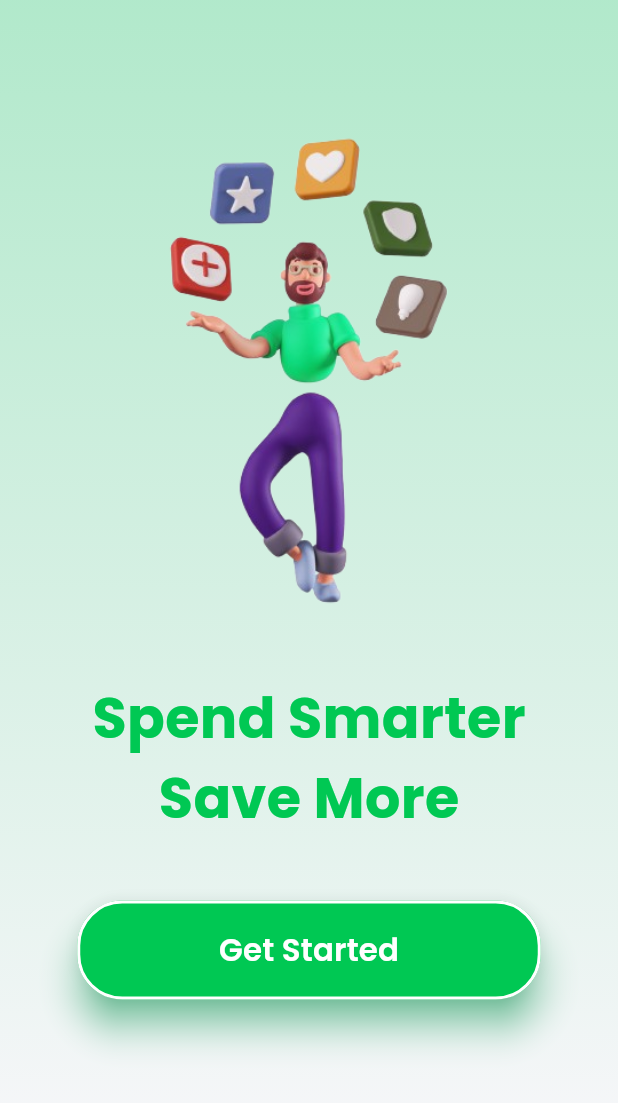
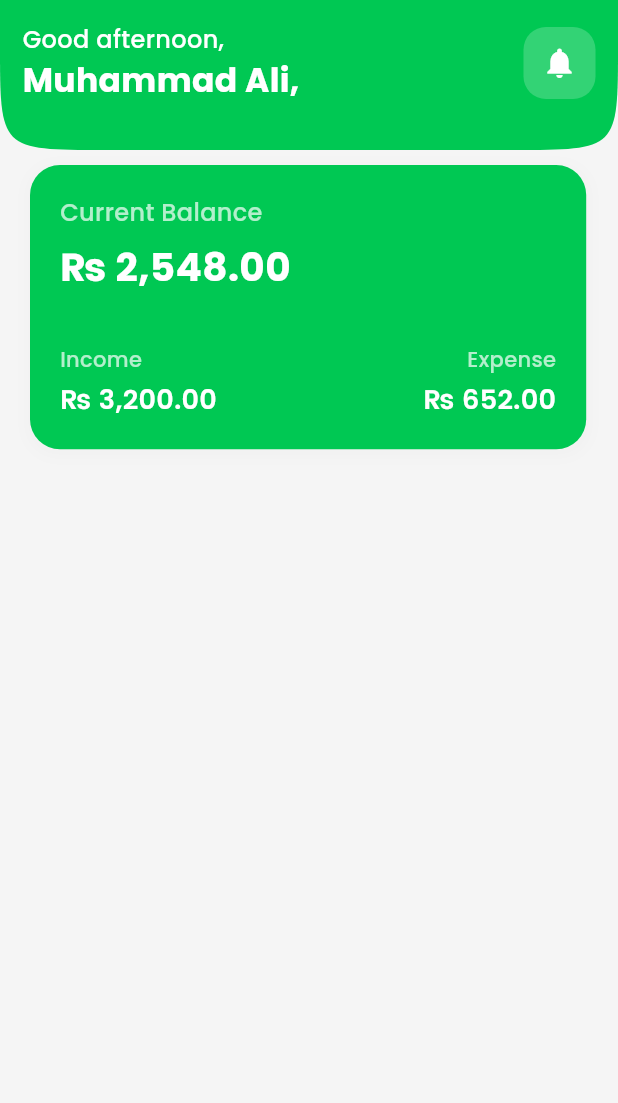
Before and after one commit to alizahid04/BudgetMate, a Flutter app: the screen it shows after launch, on a phone screen of 412 x 824 dp. Shown: the top 1103 px of the screen. Run offline on Flutter 3.47's test engine with Material 3 defaults, Android fonts, the phone set to English and light mode, and no system bars; our stand-ins replace google_fonts.

```diff
--- /dev/null
+++ b/lib/Screens/home_screen.dart
@@ -0,0 +1,194 @@
+import 'package:flutter/material.dart';
+import 'package:google_fonts/google_fonts.dart';
+
+class HomePage extends StatefulWidget {
+  const HomePage({super.key});
+
+  @override
+  State<HomePage> createState() => _HomePageState();
+}
+
+class _HomePageState extends State<HomePage> {
+  @override
+  Widget build(BuildContext context) {
+    return Scaffold(
+      backgroundColor: const Color(0xFFF5F5F5),
+      appBar: AppBar(
+        backgroundColor: Color(0xFF00C853),
+        elevation: 0,
+        toolbarHeight: 100,
+        shape: ContinuousRectangleBorder(
+          borderRadius: BorderRadius.vertical(bottom: Radius.circular(70)),
+        ),
+        flexibleSpace: SafeArea(
+          child: Padding(
+            padding: const EdgeInsets.all(15.0),
+            child: Row(
+              mainAxisAlignment: MainAxisAlignment.spaceBetween,
+              children: [
+                Column(
+                  mainAxisSize: MainAxisSize.min,
+                  crossAxisAlignment: CrossAxisAlignment.start,
+                  children: [
+                    Text(
+                      "Good afternoon,",
+                      style: GoogleFonts.poppins(
+                        color: Colors.white,
+                        fontSize: 16,
+                        fontWeight: FontWeight.w500,
+                      ),
+                    ),
+                    Text(
+                      "Muhammad Ali,",
+                      style: GoogleFonts.poppins(
+                        color: Colors.white,
+                        fontSize: 22,
+                        fontWeight: FontWeight.w700,
+                      ),
+                    ),
+                  ],
+                ),
+                Container(
+                  decoration: BoxDecoration(
+                    color: Colors.white.withOpacity(0.2),
+                    borderRadius: BorderRadius.circular(15),
+                  ),
+                  child: IconButton(
+                    onPressed: () {},
+                    icon: Icon(Icons.notifications),
+                    color: Colors.white,
+                  ),
+                ),
+              ],
+            ),
+          ),
+        ),
+      ),
+      body: Container(
+        padding: EdgeInsets.symmetric(horizontal: 20),
+        child: Column(
+          mainAxisSize: MainAxisSize.min,
+          children: [
+            SizedBox(height: 10,),
+            homeCard(),
+          ],
+        ),
+      ),
+    );
+  }
+}
+
+class homeCard extends StatefulWidget {
+  const homeCard({super.key});
+
+  @override
+  State<homeCard> createState() => _homeCardState();
+}
+
+class _homeCardState extends State<homeCard> {
+  @override
+  Widget build(BuildContext context) {
+    final screenWidth = MediaQuery.of(context).size.width;
+    final screenHeight = MediaQuery.of(context).size.height;
+    return Container(
+      width: screenWidth * 0.9,
+      height: screenHeight * 0.23,
+      padding: const EdgeInsets.all(20),
+      decoration: BoxDecoration(
+        color: const Color(0xFF00C853), // Green shade
+        borderRadius: BorderRadius.circular(20),
+        boxShadow: [
+          BoxShadow(
+            color: Colors.grey.withOpacity(0.05),
+            blurRadius: 8,
+            spreadRadius: 2,
+            offset: const Offset(0, 2),
+          ),
+        ],
+      ),
+      child: Column(
+        crossAxisAlignment: CrossAxisAlignment.start,
+        mainAxisAlignment: MainAxisAlignment.spaceBetween,
+        children: [
+          // Balance Label
+          Column(
+            crossAxisAlignment: CrossAxisAlignment.start,
+            children: [
+              Text(
+                "Current Balance",
+                style: GoogleFonts.poppins(
+                  color: Colors.white70,
+                  fontSize: 16,
+                  fontWeight: FontWeight.w500,
+                ),
+              ),
+              const SizedBox(height: 6),
+              Text(
+                "₨ 2,548.00",
+                style: GoogleFonts.poppins(
+                  color: Colors.white,
+                  fontSize: 26,
+                  fontWeight: FontWeight.bold,
+                ),
+              ),
+            ],
+          ),
+
+          // Income & Expense Row
+          Row(
+            mainAxisAlignment: MainAxisAlignment.spaceBetween,
+            children: [
+              // Income
+              Column(
+               crossAxisAlignment: CrossAxisAlignment.start,
+                children: [
+                  Text(
+                    "Income",
+                    style: GoogleFonts.poppins(
+                      color: Colors.white70,
+                      fontSize: 14,
+                      fontWeight: FontWeight.w500,
+                    ),
+                  ),
+                  const SizedBox(height: 4),
+                  Text(
+                    "₨ 3,200.00",
+                    style: GoogleFonts.poppins(
+                      color: Colors.white,
+                      fontSize: 18,
+                      fontWeight: FontWeight.w600,
+                    ),
+                  ),
+                ],
+              ),
+
+              // Expense
+              Column(
+                crossAxisAlignment: CrossAxisAlignment.end,
+                children: [
+                  Text(
+                    "Expense",
+                    style: GoogleFonts.poppins(
+                      color: Colors.white70,
+                      fontSize: 14,
+                      fontWeight: FontWeight.w500,
+                    ),
+                  ),
+                  const SizedBox(height: 4),
+                  Text(
+                    "₨ 652.00",
+                    style: GoogleFonts.poppins(
+                      color: Colors.white,
+                      fontSize: 18,
+                      fontWeight: FontWeight.w600,
+                    ),
+                  ),
+                ],
+              ),
+            ],
+          ),
+        ],
+      ),
+    );
+  }
+}
--- a/lib/Screens/start_screen.dart
+++ b/lib/Screens/start_screen.dart
@@ -1,3 +1,4 @@
+import 'package:budgetmate/Screens/name_input_screen.dart';
 import 'package:flutter/material.dart';
 import 'package:google_fonts/google_fonts.dart';
 
@@ -22,7 +23,7 @@ class _StartScreenState extends State<StartScreen> {
               begin: Alignment.topCenter,
               end: Alignment.bottomCenter,
               colors: [
-                  Color(0xFF00C853).withOpacity(0.3),     // Top color (green)
+                Color(0xFF00C853).withOpacity(0.3),
                 Color(0xFFF9F9F9).withOpacity(0.3),
               ],
             ),
@@ -30,17 +31,17 @@ class _StartScreenState extends State<StartScreen> {
           child: Center(
             child: Column(
               children: <Widget>[
-                SizedBox(height: screenHeight * 0.1), // 10% of screen height
+                SizedBox(height: screenHeight * 0.1),
                 Image.asset(
                   "assets/images/on_boarding.png",
                   fit: BoxFit.cover,
-                  height: screenHeight * 0.4, // 40% of screen height
+                  height: screenHeight * 0.4,
                 ),
-                SizedBox(height: screenHeight * 0.05), // 5% of screen height
+                SizedBox(height: screenHeight * 0.05),
                 Text(
                   "Spend Smarter",
                   style: GoogleFonts.poppins(
-                    fontSize: screenWidth * 0.09, // 9% of screen width
+                    fontSize: screenWidth * 0.09,
                     fontWeight: FontWeight.bold,
                     color: Color(0xFF00C853),
                   ),
@@ -56,20 +57,17 @@ class _StartScreenState extends State<StartScreen> {
                 SizedBox(height: screenHeight * 0.05),
                 ElevatedButton(
                   onPressed: () {
-                    print("GET STRATED PRESSED");
+                    Navigator.pushNamed(context, '/name');
                   },
                   style: ElevatedButton.styleFrom(
                     backgroundColor: Color(0xFF00C853),
                     foregroundColor: Colors.white,
-                    minimumSize: Size(screenWidth* 0.75, screenHeight * 0.08),
+                    minimumSize: Size(screenWidth * 0.75, screenHeight * 0.08),
                     shadowColor: Color(0xFF00E676),
                     elevation: 10,
                     shape: RoundedRectangleBorder(
                       borderRadius: BorderRadius.circular(30),
-                      side: BorderSide(
-                        color: Colors.white,
-                        width: 2,
-                      ),
+                      side: BorderSide(color: Colors.white, width: 2),
                     ),
                   ),
                   child: Text(
--- a/lib/main.dart
+++ b/lib/main.dart
@@ -1,3 +1,5 @@
+import 'package:budgetmate/Screens/home_screen.dart';
+import 'package:budgetmate/Screens/name_input_screen.dart';
 import 'package:flutter/material.dart';
 import 'Screens/start_screen.dart';
 
@@ -11,7 +13,11 @@ class MyApp extends StatelessWidget {
   @override
   Widget build(BuildContext context) {
     return MaterialApp(
-      home: StartScreen(),
+      routes: {
+        '/': (context) =>  HomePage(),
+        // '/home': (context) => const HomePage(),
+        // '/name': (context) => const NameInputScreen(),
+      },
     );
   }
 }
```
Also changed, not shown: lib/Screens/name_input_screen.dart (added, +172 -0 lines). Lines whose indentation alone changed are shown as unchanged.
